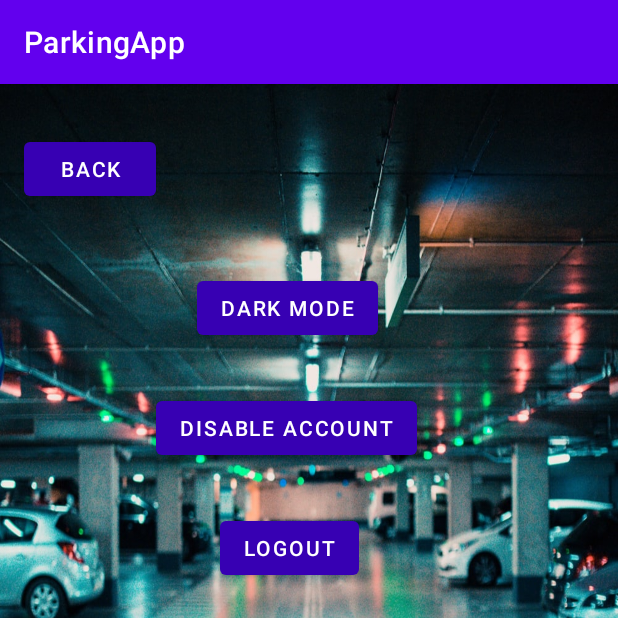
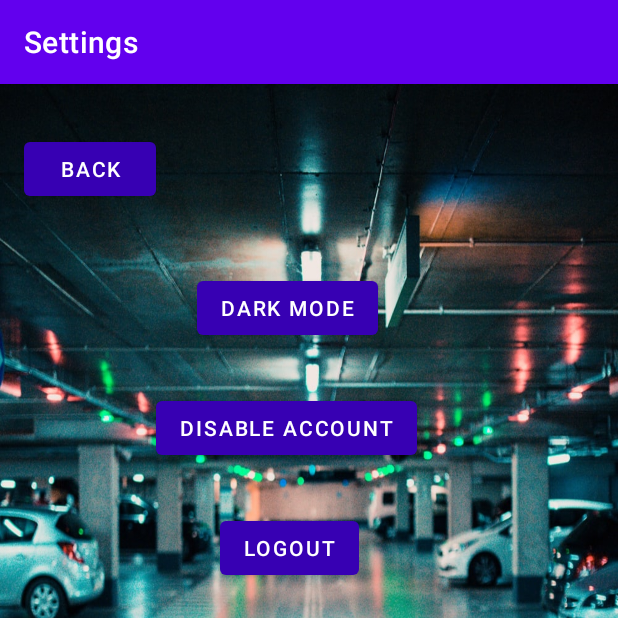
Before and after one commit to CookieLV123/ParkingApp, an Android app: the ThirdActivity screen opened directly, with no data from a screen before it, on a phone screen of 412 x 824 dp, the top half of it. Run offline under Robolectric (Android 15) with nearby library versions, the phone set to English and light mode, and no system bars.

Commit message:
Final design

```diff
--- a/app/src/main/java/com/abc/parkingapp/SecondActivity.java
+++ b/app/src/main/java/com/abc/parkingapp/SecondActivity.java
@@ -2,6 +2,7 @@ package com.abc.parkingapp;
 
 import androidx.appcompat.app.AlertDialog;
 
+import androidx.appcompat.app.AppCompatDelegate;
 import androidx.fragment.app.FragmentActivity;
 
 import android.app.DatePickerDialog;
@@ -41,7 +42,6 @@ public class SecondActivity extends FragmentActivity implements OnMapReadyCallba
     private Button selectReservation;
     private Button activeReservation;
     DatePicker datePicker;
-
     String city = "", address = "", owner = "", brand = "", mark = "", licence = "", date = "";
 
     ArrayList<LatLng> latlng = new ArrayList<LatLng>();
@@ -57,6 +57,7 @@ public class SecondActivity extends FragmentActivity implements OnMapReadyCallba
 
         return returns;
     }
+
 
     @Override
     protected void onCreate(Bundle savedInstanceState) {
@@ -170,6 +171,7 @@ public class SecondActivity extends FragmentActivity implements OnMapReadyCallba
         });
     }
 
+
     @Override
 
     public void onDestroy() {
--- a/app/src/main/java/com/abc/parkingapp/ThirdActivity.java
+++ b/app/src/main/java/com/abc/parkingapp/ThirdActivity.java
@@ -1,8 +1,10 @@
 package com.abc.parkingapp;
 
 import androidx.appcompat.app.AppCompatActivity;
+import androidx.appcompat.app.AppCompatDelegate;
 
 import android.content.Intent;
+import android.content.res.Configuration;
 import android.os.Bundle;
 import android.view.View;
 import android.widget.Button;
@@ -11,13 +13,19 @@ public class ThirdActivity extends AppCompatActivity {
 
     private Button Back;
     private Button logout;
+    private Button Dark;
+    private int mLastDayNightMode;
+
     @Override
     protected void onCreate(Bundle savedInstanceState) {
         super.onCreate(savedInstanceState);
         setContentView(R.layout.activity_third);
+        getSupportActionBar().setTitle("Settings");
 
         Back = (Button)findViewById((R.id.btnBack));
         logout = (Button)findViewById(R.id.btnLogout);
+        Dark = (Button)findViewById(R.id.btnDarkMode);
+
 
         Back.setOnClickListener(new View.OnClickListener() {
             @Override
@@ -33,6 +41,14 @@ public class ThirdActivity extends AppCompatActivity {
                 moveTaskToBack(true);
             }
         });
+        Dark.setOnClickListener(new View.OnClickListener() {
+            @Override
+            public void onClick(View view){
+                Dark.setText("Light Mode");
+                AppCompatDelegate.setDefaultNightMode(AppCompatDelegate.MODE_NIGHT_YES);
+            }
+        });
+
     }
     @Override
 
```
Also changed, not shown: app/src/main/res/layout/activity_fourth.xml (+29 -14 lines), 1 other file.
